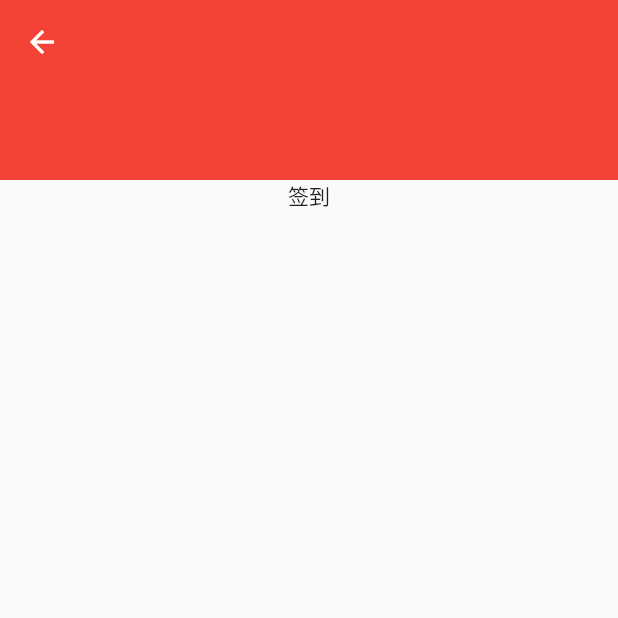
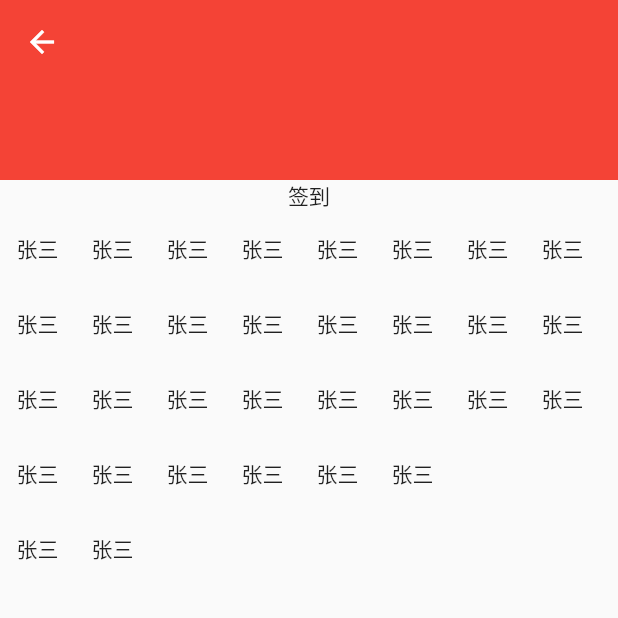
Before and after one commit to 2000Heart/classes, a Flutter app: the LessonsDetailPage screen opened by its route, on a phone screen of 412 x 824 dp, the top half of it. Run offline on Flutter 3.47's test engine with Material 2 defaults, Android fonts, the phone set to English and light mode, and no system bars; our stand-ins replace cached_network_image, extended_nested_scroll_view, get.

Commit message:
座位列表

```diff
--- a/lib/pages/lessons/lessons_detail_page.dart
+++ b/lib/pages/lessons/lessons_detail_page.dart
@@ -44,10 +44,43 @@ class LessonsDetailPage extends BasePage {
           },
           body: Column(
             children: [
-              Container(child: const Text("签到"))
+              Container(child: const Text("签到")),
+              Expanded(
+                child: SingleChildScrollView(
+                  scrollDirection: Axis.horizontal,
+                  child: Row(
+                    mainAxisAlignment: MainAxisAlignment.spaceBetween,
+                    crossAxisAlignment: CrossAxisAlignment.start,
+                    children: [
+                      group(5, 2),
+                      group(4, 4),
+                      group(3, 3)
+                    ],
+                  ),
+                ),
+              )
             ],
           )
       ),
     );
   }
+
+  Widget group(int column,int row){
+    return Column(
+      mainAxisSize: MainAxisSize.min,
+      children: List.generate(column, (index) => Row(
+        mainAxisAlignment: MainAxisAlignment.start,
+        mainAxisSize: MainAxisSize.min,
+        children: List.generate(
+          row, (index) => Container(
+            width: 50,
+            height: 50,
+            alignment: Alignment.center,
+            child: Text("张三"),
+          )
+        ),
+      )
+      ),
+    );
+  }
 }
--- a/lib/pages/mine/mine_page.dart
+++ b/lib/pages/mine/mine_page.dart
@@ -1,4 +1,3 @@
-import 'package:classes/base/base_controller.dart';
 import 'package:classes/base/base_page.dart';
 import 'package:classes/logic/mine/mine_logic.dart';
 import 'package:flutter/material.dart';
@@ -11,10 +10,10 @@ class MinePage extends BasePage{
   final controller = Get.put(MineLogic());
   @override
   Widget buildWidget(BuildContext context) {
-    return Container(
-      child: Text(
-          "WODE"
-      ),
+    return Column(
+      children: [
+
+      ],
     );
   }
 
```
Also changed, not shown: pubspec.lock.
